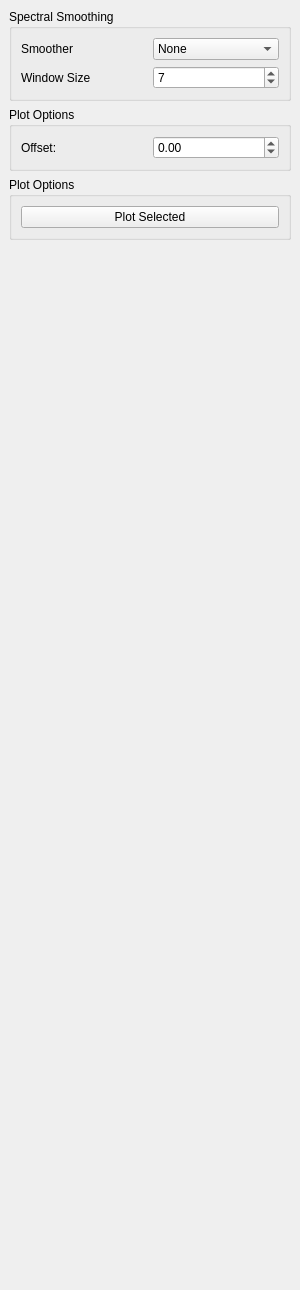
The window that spectralprofiler_dockwidget_base.ui (lesliemayer/spectralProfiler) describes before a commit, drawn with Qt 5.
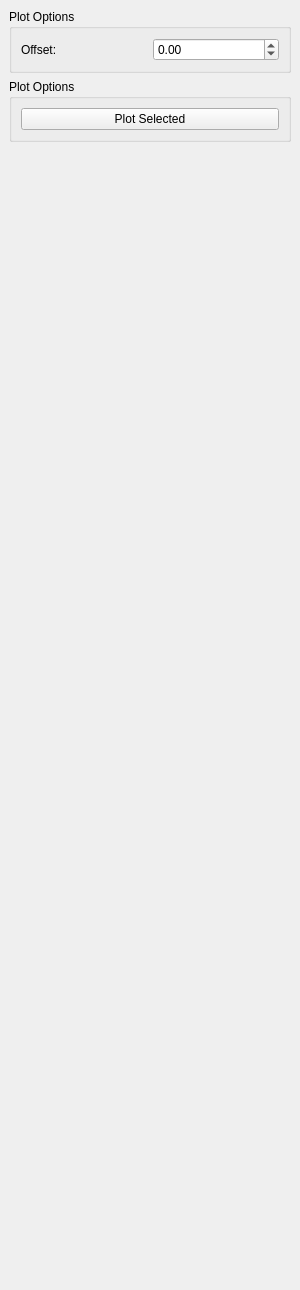
The same window after the commit.

Commit message: Feat : Spectral Smoothing box from main dialog box

```diff
--- a/spectralprofiler_dockwidget_base.ui
+++ b/spectralprofiler_dockwidget_base.ui
@@ -72,61 +72,6 @@
           </size>
          </property>
          <layout class="QVBoxLayout" name="verticalLayout_2">
-          <item>
-           <widget class="QGroupBox" name="groupBox_8">
-            <property name="title">
-             <string>Spectral Smoothing</string>
-            </property>
-            <layout class="QGridLayout" name="gridLayout_9">
-             <item row="0" column="1">
-              <widget class="QComboBox" name="smoothing_method">
-               <item>
-                <property name="text">
-                 <string>None</string>
-                </property>
-               </item>
-               <item>
-                <property name="text">
-                 <string>Box Filter</string>
-                </property>
-               </item>
-               <item>
-                <property name="text">
-                 <string>Gaussian</string>
-                </property>
-               </item>
-              </widget>
-             </item>
-             <item row="0" column="0">
-              <widget class="QLabel" name="label_12">
-               <property name="text">
-                <string>Smoother</string>
-               </property>
-              </widget>
-             </item>
-             <item row="2" column="0">
-              <widget class="QLabel" name="label_13">
-               <property name="text">
-                <string>Window Size</string>
-               </property>
-              </widget>
-             </item>
-             <item row="2" column="1">
-              <widget class="QSpinBox" name="smoothing_window_size">
-               <property name="minimum">
-                <number>1</number>
-               </property>
-               <property name="singleStep">
-                <number>2</number>
-               </property>
-               <property name="value">
-                <number>7</number>
-               </property>
-              </widget>
-             </item>
-            </layout>
-           </widget>
-          </item>
           <item>
            <widget class="QGroupBox" name="groupBox_9">
             <property name="title">
```
